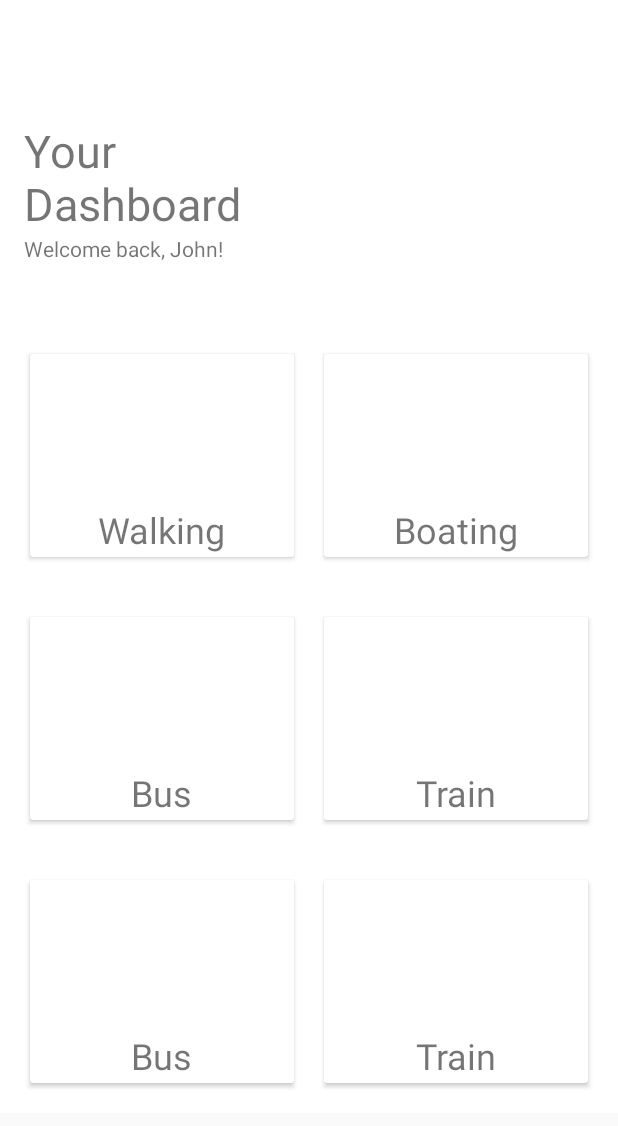
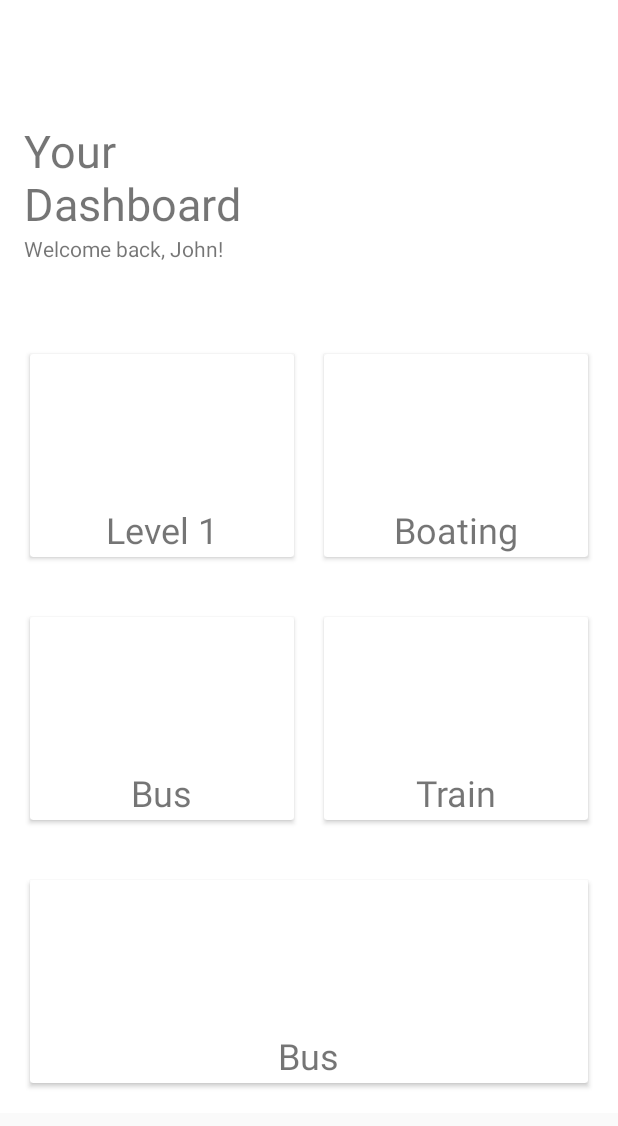
Before and after one commit to prydl/AmateurCooking, an Android app: the Dashboard screen opened directly, with no data from a screen before it, on a phone screen of 412 x 824 dp. Shown: the top 1126 px of the screen. Run offline under Robolectric (Android 15) with nearby library versions, the phone set to English and light mode, and no system bars; Roboto replaces fonts that are not available here.

Commit message:
Working on Dashboard UI.

```diff
--- a/app/build.gradle
+++ b/app/build.gradle
@@ -31,4 +31,5 @@ dependencies {
     testImplementation 'junit:junit:4.12'
     androidTestImplementation 'androidx.test.ext:junit:1.1.1'
     androidTestImplementation 'androidx.test.espresso:espresso-core:3.2.0'
+    implementation 'androidx.cardview:cardview:1.0.0'
 }
--- a/app/src/main/res/layout/activity_dashboard.xml
+++ b/app/src/main/res/layout/activity_dashboard.xml
@@ -78,17 +78,17 @@
                     android:layout_height="match_parent">
 
                     <TextView
-                        android:id="@+id/textView3"
+                        android:id="@+id/level1"
                         android:layout_width="wrap_content"
                         android:layout_height="wrap_content"
-                        android:layout_below="@id/bus"
+                        android:layout_below="@id/lvl1"
                         android:layout_centerHorizontal="true"
                         android:layout_marginTop="10dp"
-                        android:text="Walking"
+                        android:text="Level 1"
                         android:textSize="24sp" />
 
                     <ImageView
-                        android:id="@+id/bus"
+                        android:id="@+id/lvl1"
                         android:layout_width="75dp"
                         android:layout_height="75dp"
                         android:layout_centerHorizontal="true"
@@ -110,14 +110,14 @@
                         android:id="@+id/textView4"
                         android:layout_width="wrap_content"
                         android:layout_height="wrap_content"
-                        android:layout_below="@id/imageView3"
+                        android:layout_below="@id/lvl2"
                         android:layout_centerHorizontal="true"
                         android:layout_marginTop="10dp"
                         android:text="Boating"
                         android:textSize="24sp" />
 
                     <ImageView
-                        android:id="@+id/imageView3"
+                        android:id="@+id/lvl2"
                         android:layout_width="75dp"
                         android:layout_height="75dp"
                         android:layout_centerHorizontal="true"
@@ -151,7 +151,7 @@
                         android:id="@+id/textView6"
                         android:layout_width="wrap_content"
                         android:layout_height="wrap_content"
-                        android:layout_below="@id/bus1"
+                        android:layout_below="@id/lvl3"
                         android:layout_centerHorizontal="true"
                         android:layout_marginTop="10dp"
                         android:text="Bus"
@@ -159,7 +159,7 @@
                         />
 
                     <ImageView
-                        android:id="@+id/bus1"
+                        android:id="@+id/lvl3"
                         android:layout_width="75dp"
                         android:layout_height="75dp"
                         android:layout_centerHorizontal="true"
@@ -181,14 +181,14 @@
                         android:id="@+id/textView7"
                         android:layout_width="wrap_content"
                         android:layout_height="wrap_content"
-                        android:layout_below="@id/train"
+                        android:layout_below="@id/lvl4"
                         android:layout_centerHorizontal="true"
                         android:layout_marginTop="10dp"
                         android:text="Train"
                         android:textSize="24sp" />
 
                     <ImageView
-                        android:id="@+id/train"
+                        android:id="@+id/lvl4"
                         android:layout_width="75dp"
                         android:layout_height="75dp"
                         android:layout_centerHorizontal="true"
@@ -221,14 +221,14 @@
                         android:id="@+id/textView8"
                         android:layout_width="wrap_content"
                         android:layout_height="wrap_content"
-                        android:layout_below="@id/cycle"
+                        android:layout_below="@id/lvl5"
                         android:layout_centerHorizontal="true"
                         android:layout_marginTop="10dp"
                         android:text="Bus"
                         android:textSize="24sp" />
 
                     <ImageView
-                        android:id="@+id/cycle"
+                        android:id="@+id/lvl5"
                         android:layout_width="75dp"
                         android:layout_height="75dp"
                         android:layout_centerHorizontal="true"
@@ -236,34 +236,6 @@
                 </RelativeLayout>
             </androidx.cardview.widget.CardView>
 
-            <androidx.cardview.widget.CardView
-                android:layout_width="0dp"
-                android:layout_height="match_parent"
-                android:layout_margin="10dp"
-                android:layout_weight="1">
-
-                <RelativeLayout
-                    android:layout_width="match_parent"
-                    android:layout_height="match_parent">
-
-                    <TextView
-                        android:id="@+id/textView9"
-                        android:layout_width="wrap_content"
-                        android:layout_height="wrap_content"
-                        android:layout_below="@id/airplane"
-                        android:layout_centerHorizontal="true"
-                        android:layout_marginTop="10dp"
-                        android:text="Train"
-                        android:textSize="24sp" />
-
-                    <ImageView
-                        android:id="@+id/airplane"
-                        android:layout_width="75dp"
-                        android:layout_height="75dp"
-                        android:layout_centerHorizontal="true"
-                        android:layout_marginTop="15dp"/>
-                </RelativeLayout>
-            </androidx.cardview.widget.CardView>
         </LinearLayout>
     </androidx.constraintlayout.widget.ConstraintLayout>
 </ScrollView>
```
